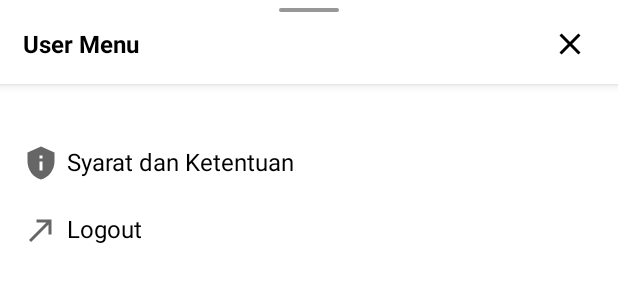
After one commit to abdulkhobirr/MiniMyHealthApp, an Android app: the layout fragment_user_menu.xml on its own in the app's theme, with its tools: preview values and no code run, on a phone screen of 412 x 824 dp. The commit adds this screen. Shown: the top 300 px of the screen. Run offline under Robolectric (Android 15) with nearby library versions, the phone set to English and light mode, and no system bars.

Commit message:
Added user menu fragment

```diff
--- a/app/src/main/java/com/example/myhealthdiary/view/home/HomeActivity.kt
+++ b/app/src/main/java/com/example/myhealthdiary/view/home/HomeActivity.kt
@@ -1,7 +1,6 @@
 package com.example.myhealthdiary.view.home
 
 import android.content.Context
-import android.content.Intent
 import androidx.appcompat.app.AppCompatActivity
 import android.os.Bundle
 import android.os.Handler
@@ -22,7 +21,7 @@ import org.jetbrains.anko.startActivity
 import org.koin.android.ext.android.inject
 import kotlin.math.abs
 
-class HomeActivity : AppCompatActivity() {
+class HomeActivity : AppCompatActivity(), OnUserMenuClickListener {
     private lateinit var binding: ActivityHomeBinding
 
     private val preferenceManager: PrefManager by inject()
@@ -91,6 +90,10 @@ class HomeActivity : AppCompatActivity() {
     }
 
     private fun initActions(){
+        binding.flUser.setOnClickListener {
+            UserMenuFragment.newInstance(this).show(supportFragmentManager, "")
+        }
+
         binding.btnDiagnosisPintar.setOnClickListener {
             startActivity<DiagnosisChatActivity>()
         }
@@ -99,11 +102,13 @@ class HomeActivity : AppCompatActivity() {
         binding.btnBukuCatatan.setOnClickListener {  }
         binding.btnRumahSakit.setOnClickListener {  }
         binding.btnMyRecords.setOnClickListener {  }
-        binding.btnSambungGadget.setOnClickListener {
-            preferenceManager.removeKey(UserPreferenceKey.IS_LOGGED_IN)
-            preferenceManager.removeKey(UserPreferenceKey.USERNAME)
+        binding.btnSambungGadget.setOnClickListener {  }
+    }
 
-            LoginActivity.start(this)
-        }
+    override fun logout() {
+        preferenceManager.removeKey(UserPreferenceKey.IS_LOGGED_IN)
+        preferenceManager.removeKey(UserPreferenceKey.USERNAME)
+
+        LoginActivity.start(this)
     }
 }
--- /dev/null
+++ b/app/src/main/java/com/example/myhealthdiary/view/home/UserMenuFragment.kt
@@ -0,0 +1,49 @@
+package com.example.myhealthdiary.view.home
+
+import android.graphics.Color
+import android.graphics.drawable.ColorDrawable
+import android.os.Bundle
+import android.view.LayoutInflater
+import android.view.View
+import android.view.ViewGroup
+import com.example.myhealthdiary.databinding.FragmentUserMenuBinding
+import com.google.android.material.bottomsheet.BottomSheetDialogFragment
+
+class UserMenuFragment(private val listener: OnUserMenuClickListener) : BottomSheetDialogFragment() {
+    private var _binding : FragmentUserMenuBinding ? = null
+    private val binding get() = _binding!!
+
+    companion object {
+        fun newInstance(listener: OnUserMenuClickListener) = UserMenuFragment(listener)
+    }
+
+    override fun onCreateView(
+        inflater: LayoutInflater, container: ViewGroup?,
+        savedInstanceState: Bundle?
+    ): View? {
+        // Inflate the layout for this fragment
+        dialog?.window?.setBackgroundDrawable(ColorDrawable(Color.TRANSPARENT))
+        _binding = FragmentUserMenuBinding.inflate(layoutInflater)
+        return binding.root
+    }
+
+    override fun onViewCreated(view: View, savedInstanceState: Bundle?) {
+        super.onViewCreated(view, savedInstanceState)
+
+        initActions()
+    }
+
+    private fun initActions(){
+        binding.btnLogout.setOnClickListener {
+            listener.logout()
+        }
+
+        binding.ivClose.setOnClickListener {
+            dialog?.dismiss()
+        }
+    }
+}
+
+interface OnUserMenuClickListener{
+    fun logout()
+}
--- /dev/null
+++ b/app/src/main/res/drawable/bg_bottomsheet.xml
@@ -0,0 +1,7 @@
+<?xml version="1.0" encoding="utf-8"?>
+<shape xmlns:android="http://schemas.android.com/apk/res/android"
+    android:shape="rectangle">
+    <corners android:topLeftRadius="25dp"
+        android:topRightRadius="25dp"/>
+    <solid android:color="@color/white"/>
+</shape>
--- /dev/null
+++ b/app/src/main/res/drawable/ic_baseline_north_east_24.xml
@@ -0,0 +1,10 @@
+<vector xmlns:android="http://schemas.android.com/apk/res/android"
+    android:width="24dp"
+    android:height="24dp"
+    android:viewportWidth="24"
+    android:viewportHeight="24"
+    android:tint="?attr/colorControlNormal">
+  <path
+      android:fillColor="@android:color/white"
+      android:pathData="M9,5v2h6.59L4,18.59L5.41,20L17,8.41V15h2V5H9z"/>
+</vector>
--- /dev/null
+++ b/app/src/main/res/drawable/ic_baseline_privacy_tip_24.xml
@@ -0,0 +1,10 @@
+<vector xmlns:android="http://schemas.android.com/apk/res/android"
+    android:width="24dp"
+    android:height="24dp"
+    android:viewportWidth="24"
+    android:viewportHeight="24"
+    android:tint="?attr/colorControlNormal">
+  <path
+      android:fillColor="@android:color/white"
+      android:pathData="M12,1L3,5v6c0,5.55 3.84,10.74 9,12c5.16,-1.26 9,-6.45 9,-12V5L12,1L12,1zM11,7h2v2h-2V7zM11,11h2v6h-2V11z"/>
+</vector>
--- a/app/src/main/res/layout/activity_home.xml
+++ b/app/src/main/res/layout/activity_home.xml
@@ -55,6 +55,7 @@
             </androidx.appcompat.widget.Toolbar>
 
             <FrameLayout
+                android:id="@+id/flUser"
                 android:layout_width="match_parent"
                 android:layout_height="wrap_content"
                 android:layout_marginTop="?actionBarSize"
--- /dev/null
+++ b/app/src/main/res/layout/fragment_user_menu.xml
@@ -0,0 +1,91 @@
+<?xml version="1.0" encoding="utf-8"?>
+<androidx.constraintlayout.widget.ConstraintLayout xmlns:android="http://schemas.android.com/apk/res/android"
+    xmlns:tools="http://schemas.android.com/tools"
+    android:layout_width="match_parent"
+    android:layout_height="match_parent"
+    android:background="@drawable/bg_bottomsheet"
+    android:paddingBottom="20dp"
+    android:clipToPadding="false"
+    xmlns:app="http://schemas.android.com/apk/res-auto"
+    tools:context=".view.home.UserMenuFragment">
+    <androidx.constraintlayout.widget.ConstraintLayout
+        android:id="@+id/llToolbarMenuUser"
+        android:layout_width="match_parent"
+        android:layout_height="?actionBarSize"
+        android:gravity="center"
+        android:orientation="vertical"
+        android:clipToPadding="false"
+        android:clipChildren="false"
+        android:background="@color/white"
+        android:outlineProvider="bounds"
+        android:elevation="4dp"
+        app:layout_constraintTop_toTopOf="parent">
+        <View
+            android:id="@+id/vTop"
+            android:layout_width="40dp"
+            android:layout_height="2.5dp"
+            android:layout_marginVertical="5dp"
+            android:background="@drawable/bg_rounded_rectangle"
+            app:layout_constraintTop_toTopOf="parent"
+            app:layout_constraintStart_toStartOf="parent"
+            app:layout_constraintEnd_toEndOf="parent"/>
+        <TextView
+            android:id="@+id/tvToolbarUserMenu"
+            android:layout_marginStart="15dp"
+            android:layout_marginEnd="15dp"
+            android:layout_marginTop="5dp"
+            android:layout_width="0dp"
+            android:layout_height="wrap_content"
+            android:layout_marginBottom="12dp"
+            android:text="User Menu"
+            android:textColor="@color/black"
+            android:textStyle="bold"
+            android:textSize="16sp"
+            app:layout_constraintStart_toStartOf="parent"
+            app:layout_constraintTop_toBottomOf="@id/vTop"
+            app:layout_constraintBottom_toBottomOf="parent"
+            app:layout_constraintEnd_toStartOf="@id/ivClose"/>
+        <ImageView
+            android:id="@+id/ivClose"
+            android:layout_width="wrap_content"
+            android:layout_height="wrap_content"
+            android:layout_marginEnd="20dp"
+            android:background="?attr/selectableItemBackground"
+            android:src="@drawable/ic_baseline_close_24"
+            app:layout_constraintEnd_toEndOf="parent"
+            app:layout_constraintTop_toTopOf="@id/tvToolbarUserMenu"
+            app:layout_constraintBottom_toBottomOf="@id/tvToolbarUserMenu"
+            app:tint="@color/black" />
+    </androidx.constraintlayout.widget.ConstraintLayout>
+    <LinearLayout
+        android:layout_width="match_parent"
+        android:layout_height="wrap_content"
+        android:layout_margin="15dp"
+        android:orientation="vertical"
+        android:paddingVertical="20dp"
+        app:layout_constraintTop_toBottomOf="@id/llToolbarMenuUser">
+        <TextView
+            android:id="@+id/btnSyaratKetentuan"
+            android:layout_width="match_parent"
+            android:layout_height="wrap_content"
+            android:background="?selectableItemBackground"
+            android:paddingVertical="5dp"
+            android:drawableLeft="@drawable/ic_baseline_privacy_tip_24"
+            android:drawablePadding="5dp"
+            android:text="Syarat dan Ketentuan"
+            android:textColor="@color/black"
+            android:textSize="16sp"/>
+        <TextView
+            android:id="@+id/btnLogout"
+            android:layout_width="match_parent"
+            android:layout_height="wrap_content"
+            android:background="?selectableItemBackground"
+            android:paddingVertical="5dp"
+            android:layout_marginTop="10dp"
+            android:drawableLeft="@drawable/ic_baseline_north_east_24"
+            android:drawablePadding="5dp"
+            android:text="Logout"
+            android:textColor="@color/black"
+            android:textSize="16sp"/>
+    </LinearLayout>
+</androidx.constraintlayout.widget.ConstraintLayout>
--- a/app/src/main/res/values/themes.xml
+++ b/app/src/main/res/values/themes.xml
@@ -3,7 +3,7 @@
     <style name="Theme.MyHealthDiary" parent="Theme.MaterialComponents.DayNight.NoActionBar">
         <!-- Primary brand color. -->
         <item name="colorPrimary">@color/blue</item>
-        <item name="colorPrimaryVariant">@color/purple_700</item>
+        <item name="colorPrimaryVariant">@color/blue</item>
         <item name="colorOnPrimary">@color/white</item>
         <!-- Secondary brand color. -->
         <item name="colorSecondary">@color/teal_200</item>
```
